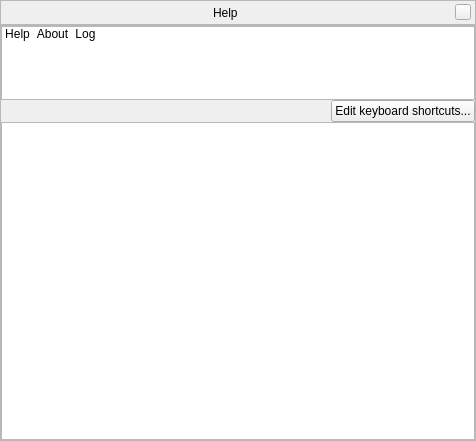
ultrapre/stellarium, file src/gui/helpDialogGui.ui: the form before one commit.
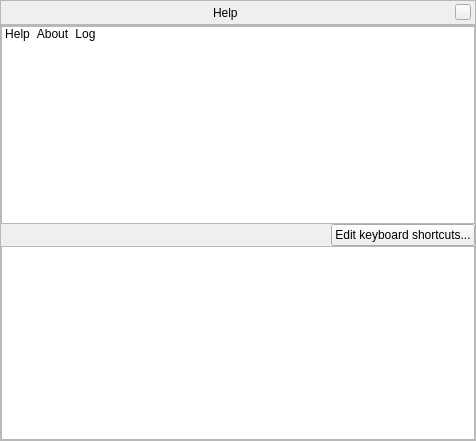
The form after the commit. Icons and pictures are not drawn. Custom widgets are drawn as their Qt base class.

Diff of the .ui file:
```diff
--- a/src/gui/helpDialogGui.ui
+++ b/src/gui/helpDialogGui.ui
@@ -149,18 +149,6 @@
       </property>
       <item>
        <widget class="QListWidget" name="stackListWidget">
-        <property name="minimumSize">
-         <size>
-          <width>0</width>
-          <height>74</height>
-         </size>
-        </property>
-        <property name="maximumSize">
-         <size>
-          <width>16777215</width>
-          <height>74</height>
-         </size>
-        </property>
         <property name="focusPolicy">
          <enum>Qt::NoFocus</enum>
         </property>
```
Left out of the diff: 2 changed lines with no effect on the pictures.
